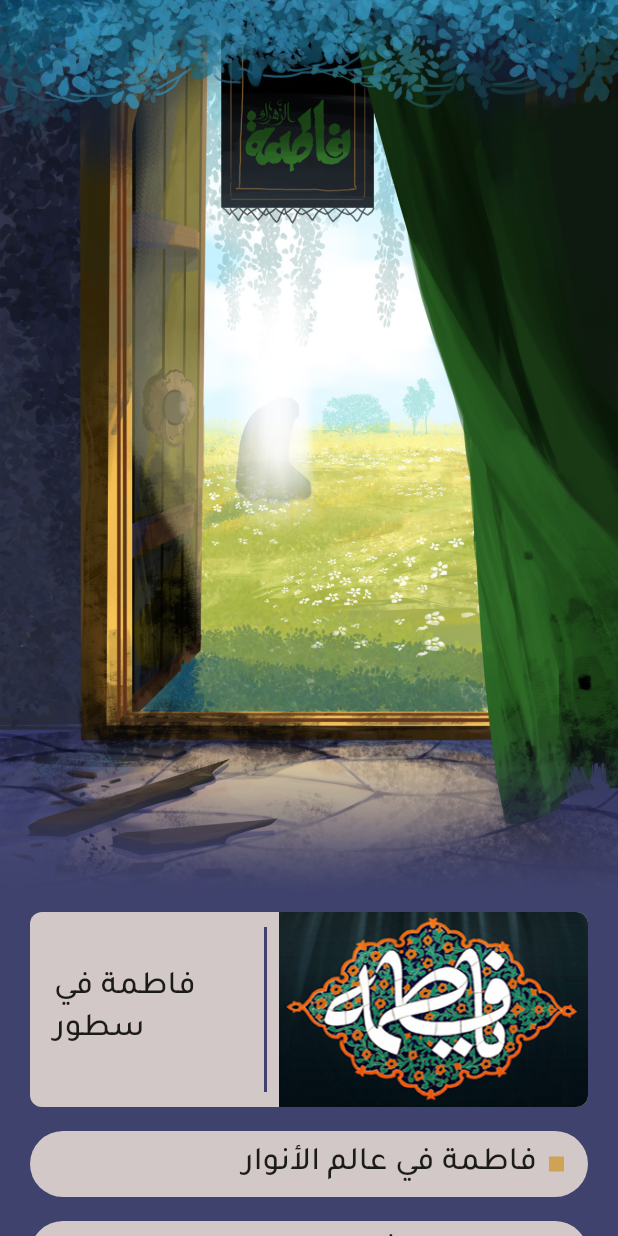
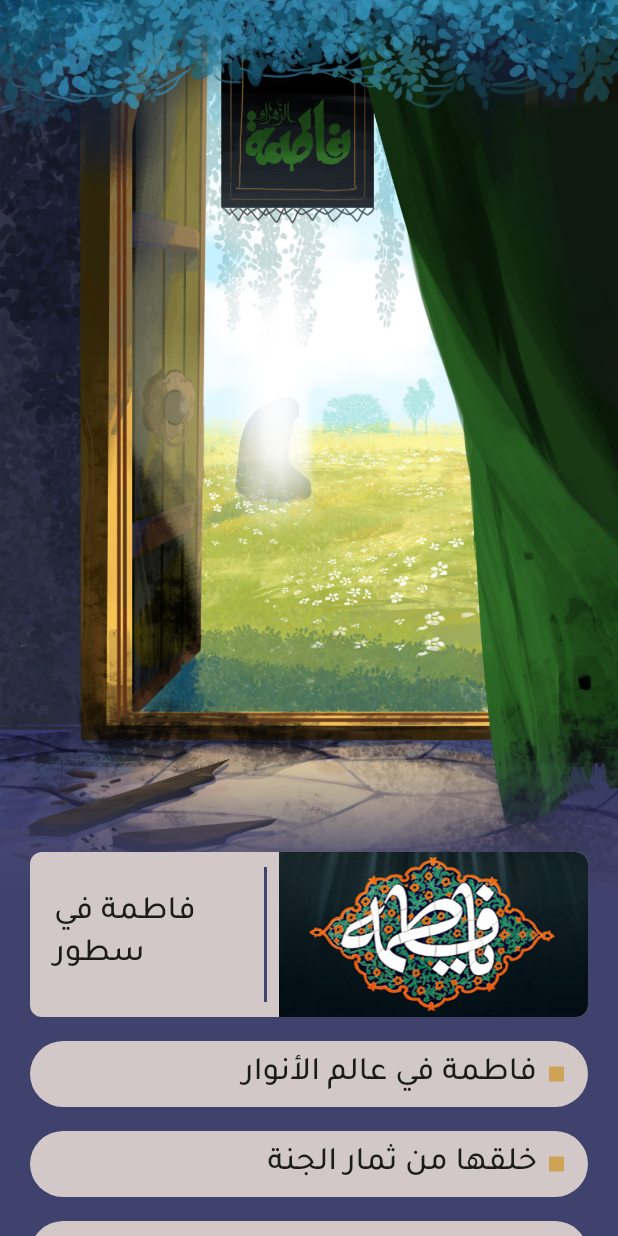
Before and after one commit to alijohar/z_project, a Flutter app: the screen it shows after launch, on a phone screen of 412 x 824 dp. Run offline on Flutter 3.47's test engine with Material 3 defaults, Android fonts, the phone set to English and light mode, and no system bars; our stand-ins replace bloc, flutter_bloc, flutter_html, flutter_svg, freezed_annotation, scrollable_positioned_list and 2 more; missing offline and left inert: epub_parser; accounts and stored records are empty.

Commit message:
Fix some issues

```diff
--- a/lib/screen/home/home_screen.dart
+++ b/lib/screen/home/home_screen.dart
@@ -63,14 +63,14 @@ class _HomeScreenState extends State<HomeScreen> {
             onNotification: (scrollNotification) {
               if (scrollNotification is ScrollUpdateNotification) {
                 var pixels = scrollNotification.metrics.pixels;
-                _opacityNotifier.value = (pixels / 600).clamp(0.0, 1.0);
+                _opacityNotifier.value = (pixels / 560).clamp(0.0, 1.0);
               }
               return true;
             },
             child: CustomScrollView(
               slivers: <Widget>[
                 const SliverAppBar(
-                  expandedHeight: 600.0,
+                  expandedHeight: 560.0,
                   floating: false,
                   pinned: false,
                   backgroundColor: Colors.transparent,
--- a/lib/widget/small_image_card_widget.dart
+++ b/lib/widget/small_image_card_widget.dart
@@ -32,13 +32,13 @@ class SmallImageCardWidget extends StatelessWidget {
             ),
             Container(
               width: 2,
-              height: 110,
+              height: 90,
               margin: EdgeInsets.all(8.0),
               color: Theme.of(context).colorScheme.primary,
             ),
             Container(
               width: MediaQuery.of(context).size.width/2,
-              height: 130,
+              height: 110,
               decoration: BoxDecoration(
                 borderRadius: BorderRadius.only(
                   topRight: Radius.circular(8),  // Top right corner
--- a/lib/widget/square_list_card_widget.dart
+++ b/lib/widget/square_list_card_widget.dart
@@ -12,7 +12,7 @@ class SquareListCardWidget extends StatelessWidget {
   @override
   Widget build(BuildContext context) {
     return Container(
-      height: 150, // Fixed height for the container
+      height: 140, // Fixed height for the container
       margin: const EdgeInsets.all(8),
       padding: const EdgeInsets.all(8),
       child: ListView.builder(
```
Also changed, not shown: lib/widget/multi_dark_card_widget.dart (+21 -9 lines), lib/widget/three_items_card_widget.dart (+11 -10 lines), .github/workflows/main.yaml (added).
